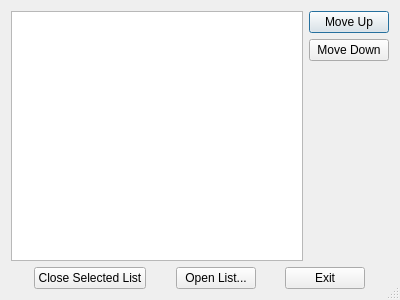
Rsclub22/Minos2-Mirror, file mqt/MqtLogger/tmanagelistsdlg.ui: the form before one commit.
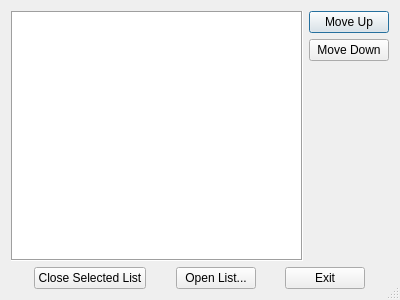
The form after the commit.

Commit message: Use clean path for lists, to stop being able to open them twice

The edit to the form file:
```diff
--- a/mqt/MqtLogger/tmanagelistsdlg.ui
+++ b/mqt/MqtLogger/tmanagelistsdlg.ui
@@ -21,6 +21,9 @@
     <layout class="QHBoxLayout" name="horizontalLayout_2">
      <item>
       <widget class="QTableWidget" name="ListsListBox">
+       <property name="frameShape">
+        <enum>QFrame::Shape::Box</enum>
+       </property>
        <property name="editTriggers">
         <set>QAbstractItemView::NoEditTriggers</set>
        </property>
```
Left out of the diff: 16 changed lines with no effect on the pictures. The commit also changes 1 other file.
